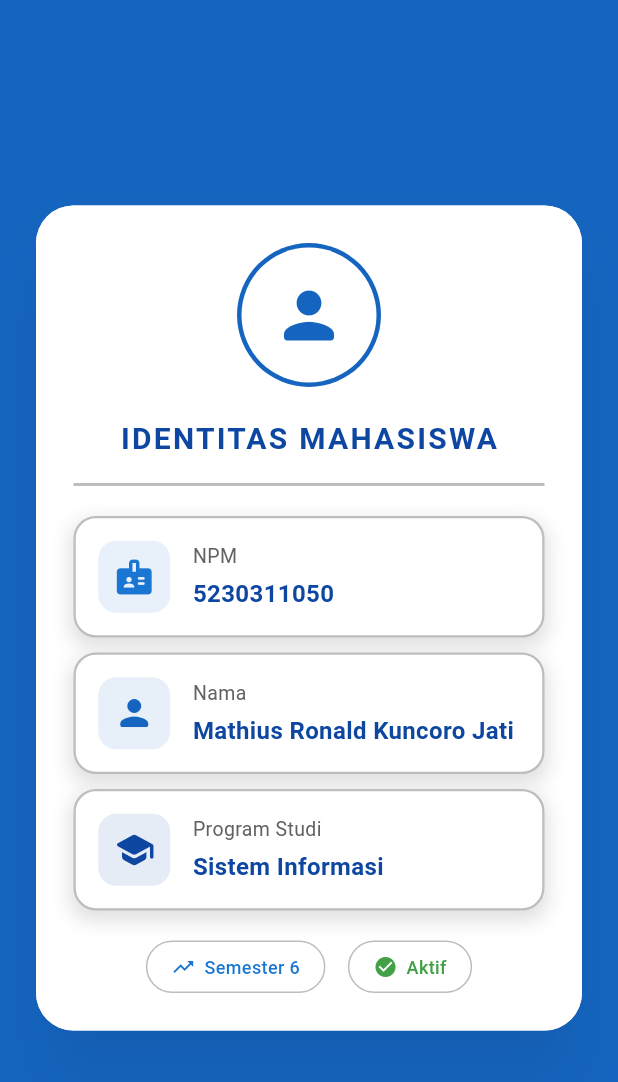
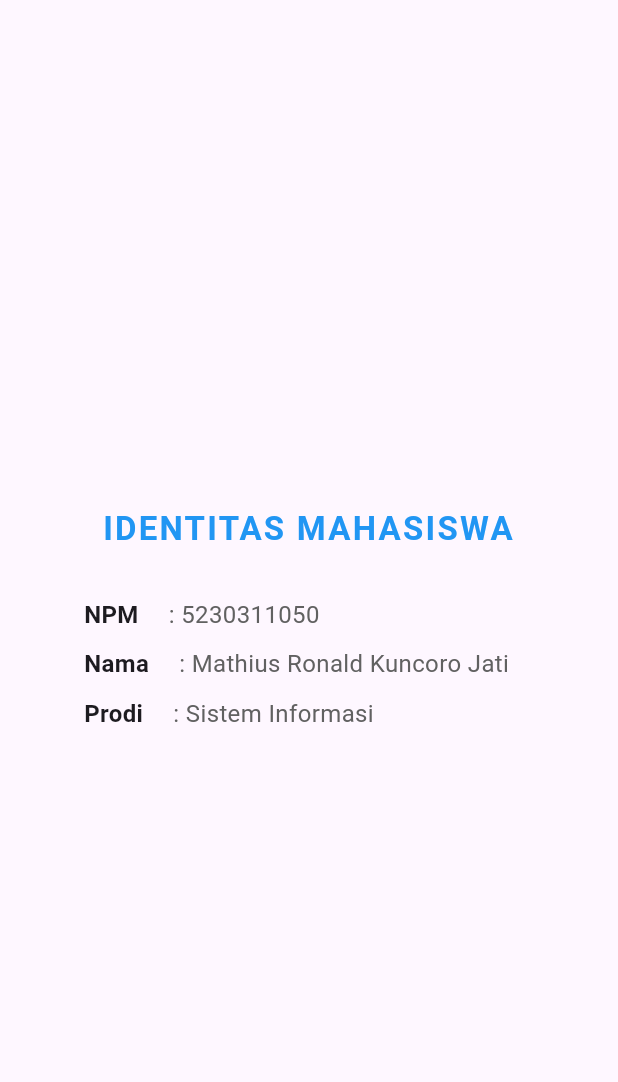
Before and after one commit to MathiusRonaldKJ/5230311050_MathiusRonaldKuncoroJati_Tugas1.5, a Flutter app: the screen it shows after launch, on a phone screen of 412 x 824 dp. Shown: the top 1082 px of the screen. Run offline on Flutter 3.47's test engine with Material 3 defaults, Android fonts, the phone set to English and light mode, and no system bars.

Commit message:
Replace IdentityPage with HomePage in main.dart

```diff
--- a/lib/main.dart
+++ b/lib/main.dart
@@ -11,208 +11,98 @@ class MyApp extends StatelessWidget {
   Widget build(BuildContext context) {
     return const MaterialApp(
       debugShowCheckedModeBanner: false,
-      home: IdentityPage(),
+      home: HomePage(),
     );
   }
 }
 
-class IdentityPage extends StatelessWidget {
-  const IdentityPage({super.key});
+class HomePage extends StatelessWidget {
+  const HomePage({super.key});
 
   @override
   Widget build(BuildContext context) {
     return Scaffold(
-      body: Container(
-        color: Colors.blue.shade800,
-        child: Center(
-          child: SingleChildScrollView(
-            padding: const EdgeInsets.all(20),
-            child: ConstrainedBox(
-              constraints: const BoxConstraints(
-                maxWidth: 600,
-              ),
-              child: Card(
-                elevation: 20,
-                shadowColor: Colors.black.withOpacity(0.3),
-                shape: RoundedRectangleBorder(
-                  borderRadius: BorderRadius.circular(25),
-                ),
-                child: Container(
-                  decoration: BoxDecoration(
-                    borderRadius: BorderRadius.circular(25),
-                    color: Colors.white,
-                  ),
+      body: Center(
         child: Padding(
-                    padding: const EdgeInsets.all(25),
+          padding: const EdgeInsets.all(20.0),
           child: Column(
-                      mainAxisSize: MainAxisSize.min,
+            mainAxisAlignment: MainAxisAlignment.center,
+            crossAxisAlignment: CrossAxisAlignment.center,
             children: [
-                        // Avatar
-                        Container(
-                          padding: const EdgeInsets.all(3),
-                          decoration: BoxDecoration(
-                            shape: BoxShape.circle,
-                            color: Colors.blue.shade800,
-                          ),
-                          child: CircleAvatar(
-                            radius: 45,
-                            backgroundColor: Colors.white,
-                            child: Icon(
-                              Icons.person_rounded,
-                              size: 50,
-                              color: Colors.blue.shade800,
-                            ),
-                          ),
-                        ),
-                        const SizedBox(height: 20),
-
-                        // Title
-                        Text(
-                          "IDENTITAS MAHASISWA",
+              // Judul IDENTITAS MAHASISWA dengan warna biru
+              const Text(
+                'IDENTITAS MAHASISWA',
                 style: TextStyle(
-                            fontSize: 20,
+                  fontSize: 22,
                   fontWeight: FontWeight.bold,
                   letterSpacing: 1.5,
-                            color: Colors.blue.shade900,
+                  color: Colors.blue, // Warna biru
                 ),
+                textAlign: TextAlign.center,
               ),
-                        const SizedBox(height: 15),
 
-                        // Divider abu-abu tua
+              const SizedBox(height: 30),
+
+              // Container untuk konten yang rata kiri
               Container(
-                          height: 2,
-                          color: Colors.grey.shade400,
+                width: 300,
+                child: Column(
+                  crossAxisAlignment: CrossAxisAlignment.start,
+                  children: [
+                    // NPM
+                    Row(
+                      children: [
+                        const Text(
+                          'NPM',
+                          style: TextStyle(fontWeight: FontWeight.bold, fontSize: 16),
                         ),
-                        const SizedBox(height: 20),
-
-                        // Info cards
-                        _buildInfoCard(
-                          icon: Icons.badge_rounded,
-                          iconColor: Colors.blue.shade700,
-                          title: "NPM",
-                          value: "5230311050",
+                        const SizedBox(width: 20),
+                        Text(
+                          ': 5230311050',
+                          style: TextStyle(color: Colors.grey[700], fontSize: 16),
+                        ),
+                      ],
                     ),
                     const SizedBox(height: 10),
 
-                        _buildInfoCard(
-                          icon: Icons.person_rounded,
-                          iconColor: Colors.blue.shade800,
-                          title: "Nama",
-                          value: "Mathius Ronald Kuncoro Jati",
+                    // Nama
+                    Row(
+                      children: [
+                        const Text(
+                          'Nama',
+                          style: TextStyle(fontWeight: FontWeight.bold, fontSize: 16),
+                        ),
+                        const SizedBox(width: 20),
+                        Expanded(
+                          child: Text(
+                            ': Mathius Ronald Kuncoro Jati',
+                            style: TextStyle(color: Colors.grey[700], fontSize: 16),
+                          ),
+                        ),
+                      ],
                     ),
                     const SizedBox(height: 10),
 
-                        _buildInfoCard(
-                          icon: Icons.school_rounded,
-                          iconColor: Colors.blue.shade900,
-                          title: "Program Studi",
-                          value: "Sistem Informasi",
+                    // Program Studi
+                    Row(
+                      children: [
+                        const Text(
+                          'Prodi',
+                          style: TextStyle(fontWeight: FontWeight.bold, fontSize: 16),
                         ),
-                        const SizedBox(height: 20),
-
-                        // Info chips (tanpa kalender)
-                        Row(
-                          mainAxisAlignment: MainAxisAlignment.center,
-                          children: [
-                            _buildInfoChip("Semester 6", Icons.trending_up, Colors.blue.shade700),
-                            const SizedBox(width: 15),
-                            _buildInfoChip("Aktif", Icons.check_circle, Colors.green.shade600),
-                          ],
+                        const SizedBox(width: 20),
+                        Text(
+                          ': Sistem Informasi',
+                          style: TextStyle(color: Colors.grey[700], fontSize: 16),
                         ),
                       ],
-                    ),
-                  ),
-                ),
-              ),
-            ),
-          ),
-        ),
-      ),
-    );
-  }
-
-  Widget _buildInfoCard({
-    required IconData icon,
-    required Color iconColor,
-    required String title,
-    required String value,
-  }) {
-    return Container(
-      padding: const EdgeInsets.all(15),
-      decoration: BoxDecoration(
-        color: Colors.white,
-        borderRadius: BorderRadius.circular(15),
-        border: Border.all(color: Colors.grey.shade400, width: 1.5),
-        boxShadow: [
-          BoxShadow(
-            color: Colors.grey.shade300,
-            blurRadius: 10,
-            spreadRadius: 2,
-            offset: const Offset(0, 5),
-          ),
-        ],
-      ),
-      child: Row(
-        children: [
-          Container(
-            padding: const EdgeInsets.all(10),
-            decoration: BoxDecoration(
-              color: iconColor.withOpacity(0.1),
-              borderRadius: BorderRadius.circular(12),
-            ),
-            child: Icon(icon, color: iconColor, size: 28),
-          ),
-          const SizedBox(width: 15),
-          Expanded(
-            child: Column(
-              crossAxisAlignment: CrossAxisAlignment.start,
-              children: [
-                Text(
-                  title,
-                  style: TextStyle(
-                    fontSize: 13,
-                    color: Colors.grey.shade700,
-                  ),
-                ),
-                const SizedBox(height: 4),
-                Text(
-                  value,
-                  style: TextStyle(
-                    fontSize: 16,
-                    fontWeight: FontWeight.bold,
-                    color: Colors.blue.shade900,
-                  ),
                     ),
                   ],
                 ),
               ),
             ],
           ),
-    );
-  }
-
-  Widget _buildInfoChip(String label, IconData icon, Color color) {
-    return Container(
-      padding: const EdgeInsets.symmetric(horizontal: 16, vertical: 8),
-      decoration: BoxDecoration(
-        color: Colors.white,
-        borderRadius: BorderRadius.circular(20),
-        border: Border.all(color: Colors.grey.shade400),
         ),
-      child: Row(
-        mainAxisSize: MainAxisSize.min,
-        children: [
-          Icon(icon, size: 16, color: color),
-          const SizedBox(width: 6),
-          Text(
-            label,
-            style: TextStyle(
-              fontSize: 12,
-              fontWeight: FontWeight.w500,
-              color: color,
-            ),
-          ),
-        ],
       ),
     );
   }
```
Lines whose indentation alone changed are shown as unchanged.
